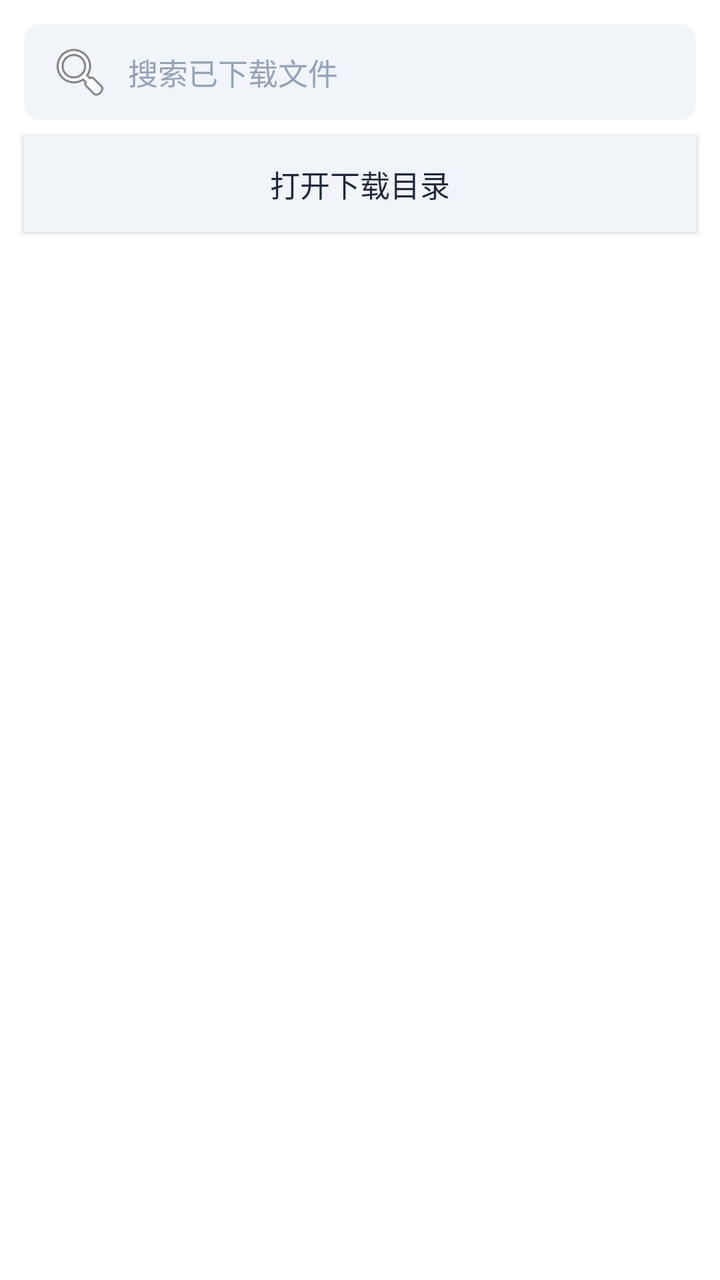
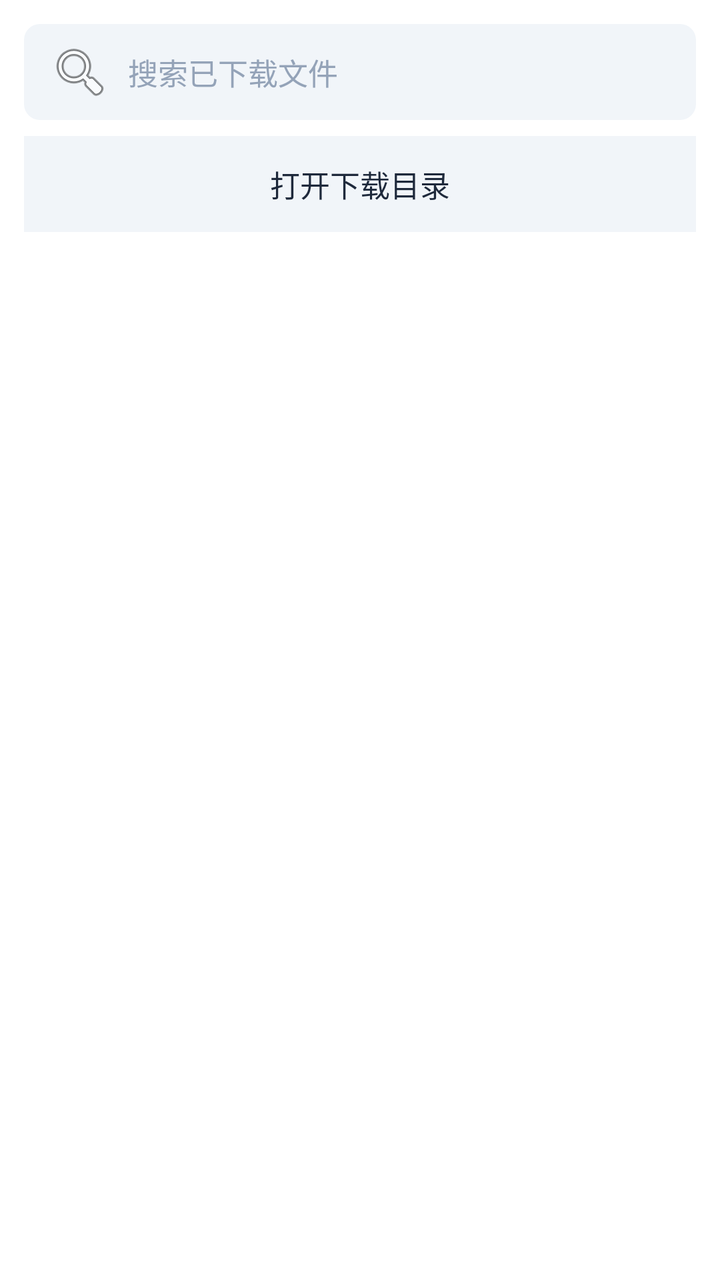

Compare the two renders of this Android layout. The source of the first and the diff that turns it into the second are given below.
<!-- AndroidManifest.xml: application theme Theme.SXSYReader -->
<!-- res/layout/activity_downloads.xml -->
<?xml version="1.0" encoding="utf-8"?>
<LinearLayout xmlns:android="http://schemas.android.com/apk/res/android"
    android:layout_width="match_parent"
    android:layout_height="match_parent"
    android:orientation="vertical"
    android:background="#FFFFFF">

    <EditText
        android:id="@+id/searchInput"
        android:layout_width="match_parent"
        android:layout_height="wrap_content"
        android:layout_marginStart="12dp"
        android:layout_marginTop="12dp"
        android:layout_marginEnd="12dp"
        android:background="@drawable/search_bg"
        android:drawableStart="@android:drawable/ic_menu_search"
        android:drawablePadding="8dp"
        android:hint="搜索已下载文件"
        android:imeOptions="actionSearch"
        android:inputType="text"
        android:maxLines="1"
        android:paddingStart="12dp"
        android:paddingTop="8dp"
        android:paddingEnd="12dp"
        android:paddingBottom="8dp"
        android:singleLine="true"
        android:textColor="#1E293B"
        android:textColorHint="#94A3B8"
        android:textSize="15sp" />

    <Button
        android:id="@+id/btnOpenDir"
        android:layout_width="match_parent"
        android:layout_height="wrap_content"
        android:layout_marginStart="12dp"
        android:layout_marginTop="8dp"
        android:layout_marginEnd="12dp"
        android:background="#F1F5F9"
        android:text="打开下载目录"
        android:textColor="#1E293B"
        android:textSize="15sp" />

    <LinearLayout
        android:id="@+id/selectionBar"
        android:layout_width="match_parent"
        android:layout_height="wrap_content"
        android:gravity="center_vertical"
        android:visibility="gone"
        android:paddingStart="12dp"
        android:paddingTop="6dp"
        android:paddingEnd="8dp"
        android:paddingBottom="6dp">

        <CheckBox
            android:id="@+id/checkAll"
            android:layout_width="wrap_content"
            android:layout_height="wrap_content"
            android:text="全选"
            android:textColor="#212121" />

        <TextView
            android:id="@+id/selectedCount"
            android:layout_width="0dp"
            android:layout_height="wrap_content"
            android:layout_weight="1"
            android:paddingStart="8dp"
            android:text="已选 0 项"
            android:textColor="#555555"
            android:textSize="13sp" />

        <Button
            android:id="@+id/btnDeleteSelected"
            android:layout_width="wrap_content"
            android:layout_height="wrap_content"
            android:enabled="false"
            android:text="删除选中"
            android:textColor="#B00020" />
    </LinearLayout>

    <FrameLayout
        android:layout_width="match_parent"
        android:layout_height="0dp"
        android:layout_weight="1">
        <ListView
            android:id="@+id/listView"
            android:layout_width="match_parent"
            android:layout_height="match_parent"
            android:background="#FFFFFF"
            android:choiceMode="multipleChoice"
            android:divider="#DDDDDD"
            android:dividerHeight="1dp" />

        <TextView
            android:id="@+id/emptyView"
            android:layout_width="wrap_content"
            android:layout_height="wrap_content"
            android:layout_gravity="center"
            android:text="暂无下载文件"
            android:textColor="#212121"
            android:textSize="15sp"
            android:visibility="gone" />
    </FrameLayout>
</LinearLayout>
<!-- resources referenced by this layout -->
<resources>
  <!-- drawable search_bg (drawable) -->
  <?xml version="1.0" encoding="utf-8"?>
  <shape xmlns:android="http://schemas.android.com/apk/res/android"
      android:shape="rectangle">
      <solid android:color="#F1F5F9" />
      <corners android:radius="8dp" />
  </shape>
  <style name="Theme.SXSYReader" parent="Theme.MaterialComponents.Light.NoActionBar">
          <item name="colorPrimary">@color/primary</item>
          <item name="colorPrimaryDark">@color/primary_dark</item>
          <item name="colorAccent">@color/accent</item>
          <item name="android:statusBarColor">@color/primary_dark</item>
          <item name="android:windowBackground">@android:color/white</item>
          <item name="android:textColor">#212121</item>
          <item name="popupMenuStyle">@style/PopupMenu</item>
      </style>
  <color name="primary">#3F51B5</color>
  <color name="primary_dark">#303F9F</color>
  <color name="accent">#FF5722</color>
  <style name="PopupMenu" parent="Widget.MaterialComponents.PopupMenu">
          <item name="android:popupBackground">@android:color/white</item>
          <item name="android:textColor">#212121</item>
      </style>
</resources>

<!-- the commit's change to res/layout/activity_downloads.xml (unified diff, before → after) -->
@@ -28,53 +28,89 @@
         android:textColorHint="#94A3B8"
         android:textSize="15sp" />
 
-    <Button
-        android:id="@+id/btnOpenDir"
+    <LinearLayout
         android:layout_width="match_parent"
         android:layout_height="wrap_content"
         android:layout_marginStart="12dp"
         android:layout_marginTop="8dp"
         android:layout_marginEnd="12dp"
-        android:background="#F1F5F9"
-        android:text="打开下载目录"
-        android:textColor="#1E293B"
-        android:textSize="15sp" />
+        android:orientation="horizontal">
+
+        <Button
+            android:id="@+id/btnOpenDir"
+            android:layout_width="0dp"
+            android:layout_height="wrap_content"
+            android:layout_weight="1"
+            android:background="#F1F5F9"
+            android:text="打开下载目录"
+            android:textColor="#1E293B"
+            android:textSize="15sp" />
+
+        <Button
+            android:id="@+id/btnRestoreRecords"
+            android:layout_width="wrap_content"
+            android:layout_height="wrap_content"
+            android:layout_marginStart="8dp"
+            android:background="#F1F5F9"
+            android:textColor="#1E293B"
+            android:textSize="15sp"
+            android:visibility="gone" />
+    </LinearLayout>
 
     <LinearLayout
         android:id="@+id/selectionBar"
         android:layout_width="match_parent"
         android:layout_height="wrap_content"
-        android:gravity="center_vertical"
+        android:orientation="vertical"
         android:visibility="gone"
         android:paddingStart="12dp"
         android:paddingTop="6dp"
         android:paddingEnd="8dp"
         android:paddingBottom="6dp">
 
+        <LinearLayout
+            android:layout_width="match_parent"
+            android:layout_height="wrap_content"
+            android:gravity="center_vertical"
+            android:orientation="horizontal">
+
+            <CheckBox
+                android:id="@+id/checkAll"
+                android:layout_width="wrap_content"
+                android:layout_height="wrap_content"
+                android:text="全选"
+                android:textColor="#212121" />
+
+            <TextView
+                android:id="@+id/selectedCount"
+                android:layout_width="0dp"
+                android:layout_height="wrap_content"
+                android:layout_weight="1"
+                android:paddingStart="8dp"
+                android:text="已选 0 项"
+                android:textColor="#555555"
+                android:textSize="13sp" />
+
+            <Button
+                android:id="@+id/btnDeleteSelected"
+                android:layout_width="wrap_content"
+                android:layout_height="wrap_content"
+                android:enabled="false"
+                android:minWidth="0dp"
+                android:paddingStart="10dp"
+                android:paddingEnd="10dp"
+                android:text="移除记录"
+                android:textColor="#B00020" />
+        </LinearLayout>
+
         <CheckBox
-            android:id="@+id/checkAll"
+            android:id="@+id/chkDeleteLocal"
             android:layout_width="wrap_content"
             android:layout_height="wrap_content"
-            android:text="全选"
-            android:textColor="#212121" />
-
-        <TextView
-            android:id="@+id/selectedCount"
-            android:layout_width="0dp"
-            android:layout_height="wrap_content"
-            android:layout_weight="1"
-            android:paddingStart="8dp"
-            android:text="已选 0 项"
-            android:textColor="#555555"
-            android:textSize="13sp" />
-
-        <Button
-            android:id="@+id/btnDeleteSelected"
-            android:layout_width="wrap_content"
-            android:layout_height="wrap_content"
-            android:enabled="false"
-            android:text="删除选中"
-            android:textColor="#B00020" />
+            android:layout_marginStart="4dp"
+            android:text="同时删除本地文件（默认只清列表记录）"
+            android:textColor="#212121"
+            android:textSize="14sp" />
     </LinearLayout>
 
     <FrameLayout
